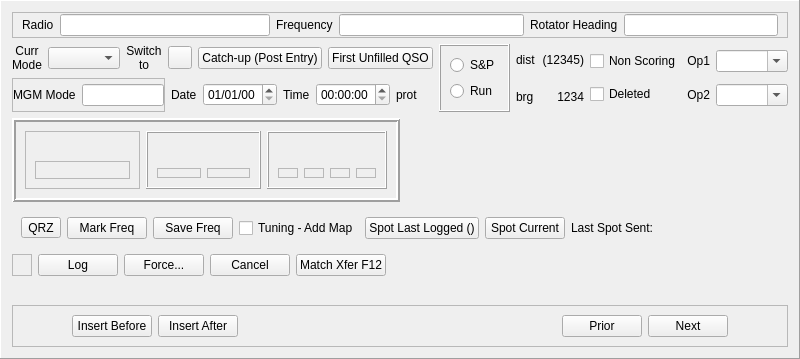
Rsclub22/Minos2-Mirror, file mqt/MqtLogger/qsologframe.ui: the form before one commit.
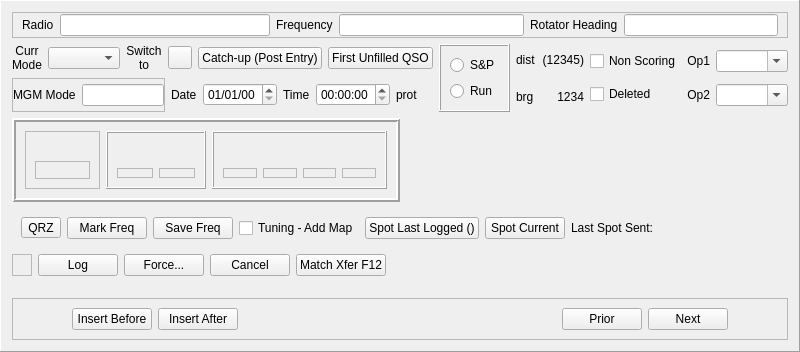
The form after the commit. Custom widgets are drawn as their Qt base class.

Commit message: Widths cracked (I think)

Patch:
```diff
--- a/mqt/MqtLogger/qsologframe.ui
+++ b/mqt/MqtLogger/qsologframe.ui
@@ -7,7 +7,7 @@
     <x>0</x>
     <y>0</y>
     <width>764</width>
-    <height>359</height>
+    <height>352</height>
    </rect>
   </property>
   <property name="minimumSize">
@@ -516,7 +516,7 @@
        <property name="lineWidth">
         <number>2</number>
        </property>
-       <layout class="QHBoxLayout" name="horizontalLayout_23">
+       <layout class="QHBoxLayout" name="horizontalLayout_23" stretch="15,20,35">
         <item>
          <widget class="QFrame" name="callBox">
           <property name="sizePolicy">
```
Left out of the diff: 2 changed lines with no effect on the pictures. The commit also changes 2 other files.
